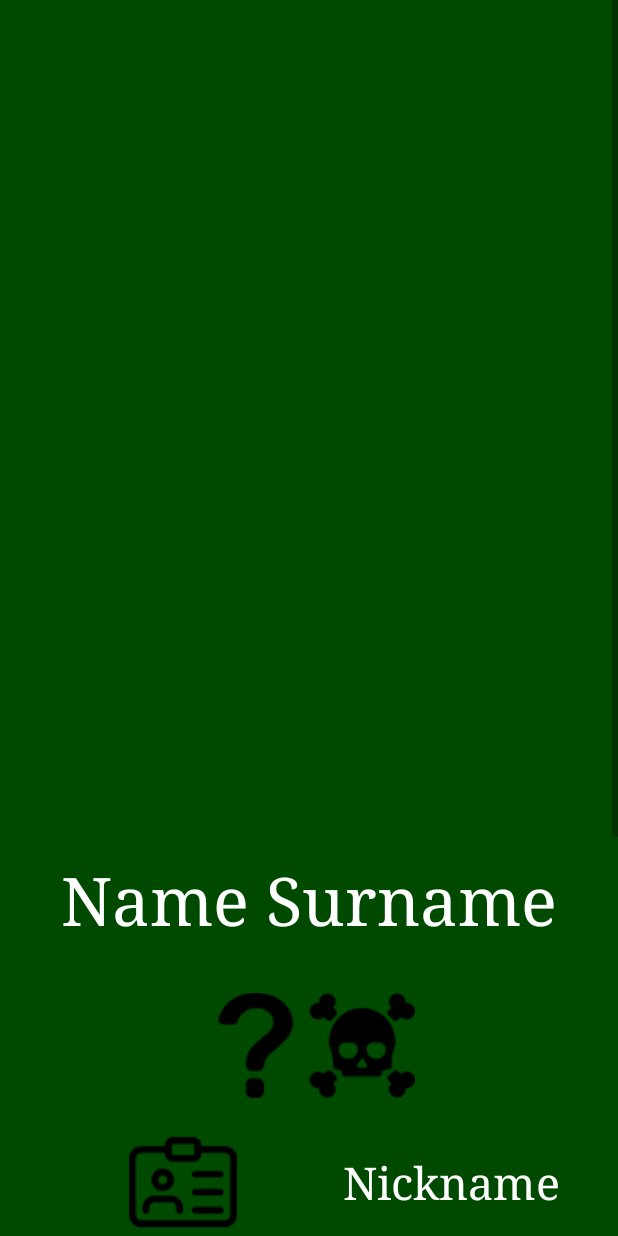
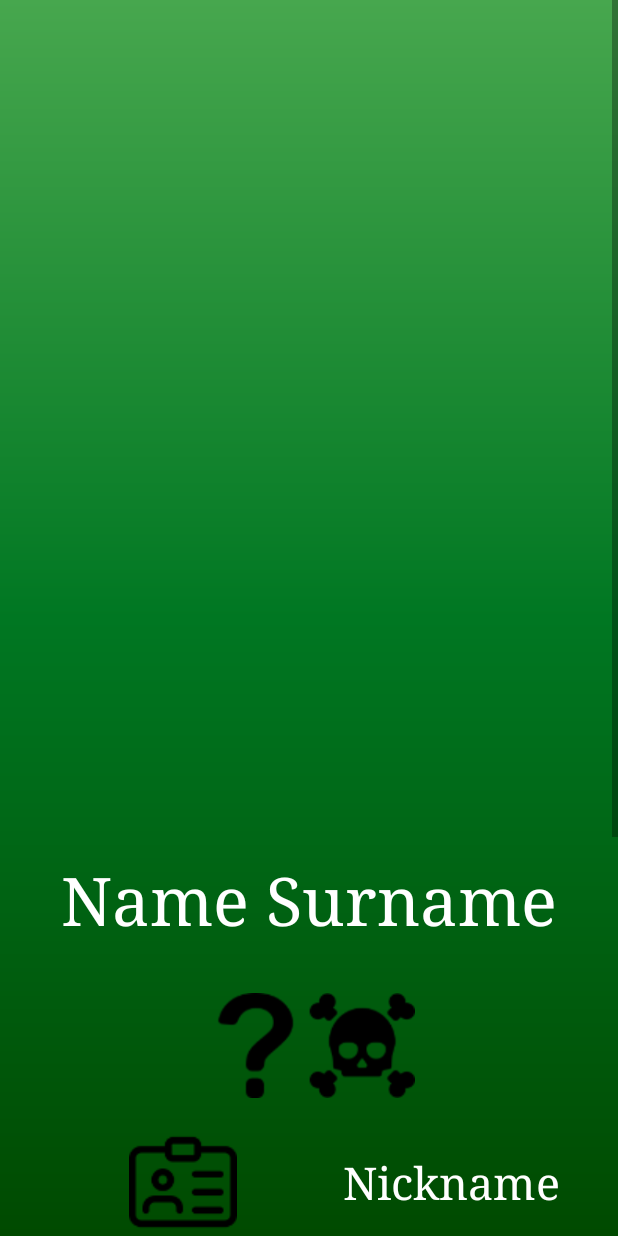
Before and after one commit to bobepiotr/breakingbad_app, an Android app: the CharacterDetails screen opened directly, with no data from a screen before it, on a phone screen of 412 x 824 dp. Run offline under Robolectric (Android 15) with nearby library versions, the phone set to English and light mode, and no system bars; our stand-ins replace Picasso; pictures from the network do not load; 8 statements that could not run were skipped.

Commit message:
Add new background

```diff
--- a/app/src/main/res/drawable/ch_desc_backgruond.xml
+++ b/app/src/main/res/drawable/ch_desc_backgruond.xml
@@ -1,4 +1,9 @@
 <?xml version="1.0" encoding="utf-8"?>
-<selector xmlns:android="http://schemas.android.com/apk/res/android">
-
-</selector>
+<shape xmlns:android="http://schemas.android.com/apk/res/android"
+    android:shape="rectangle" >
+    <gradient
+        android:angle="90"
+        android:startColor="@color/bb_background"
+        android:centerColor="@color/bb_color_secondary"
+        android:endColor="@color/bb_color_primary" />
+</shape>
--- a/app/src/main/res/layout/activity_character_details.xml
+++ b/app/src/main/res/layout/activity_character_details.xml
@@ -6,7 +6,7 @@
     xmlns:tools="http://schemas.android.com/tools"
     android:layout_width="match_parent"
     android:layout_height="match_parent"
-    android:background="@color/bb_background"
+    android:background="@drawable/ch_desc_backgruond"
     android:orientation="vertical" >
 
     <LinearLayout
```
